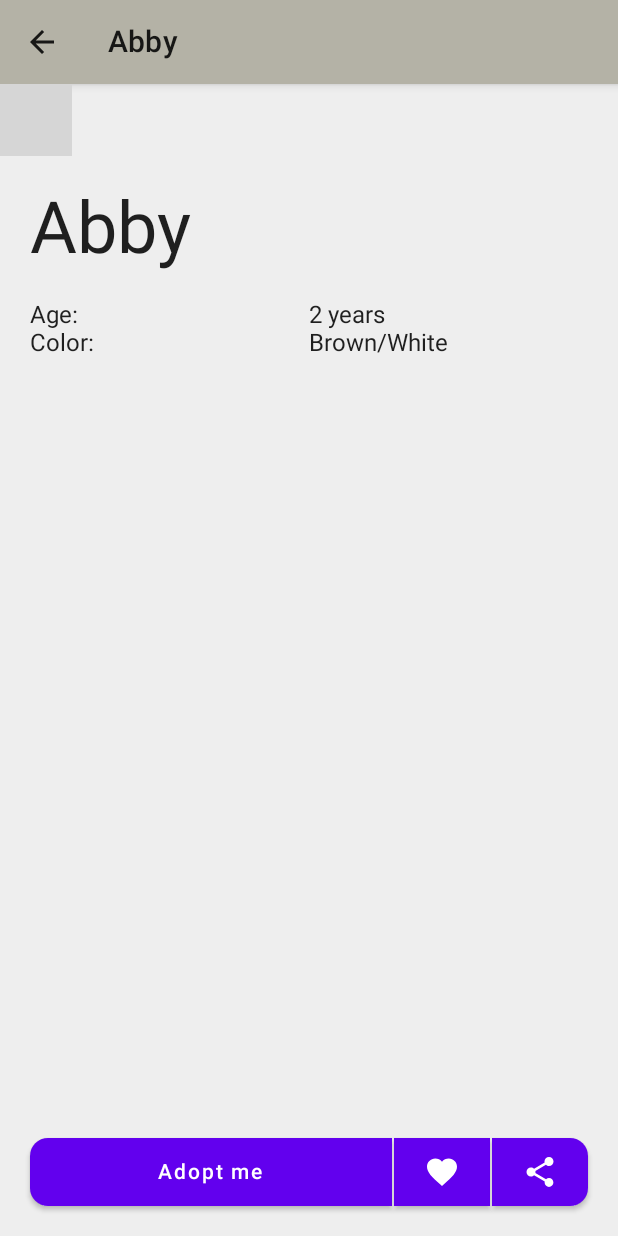
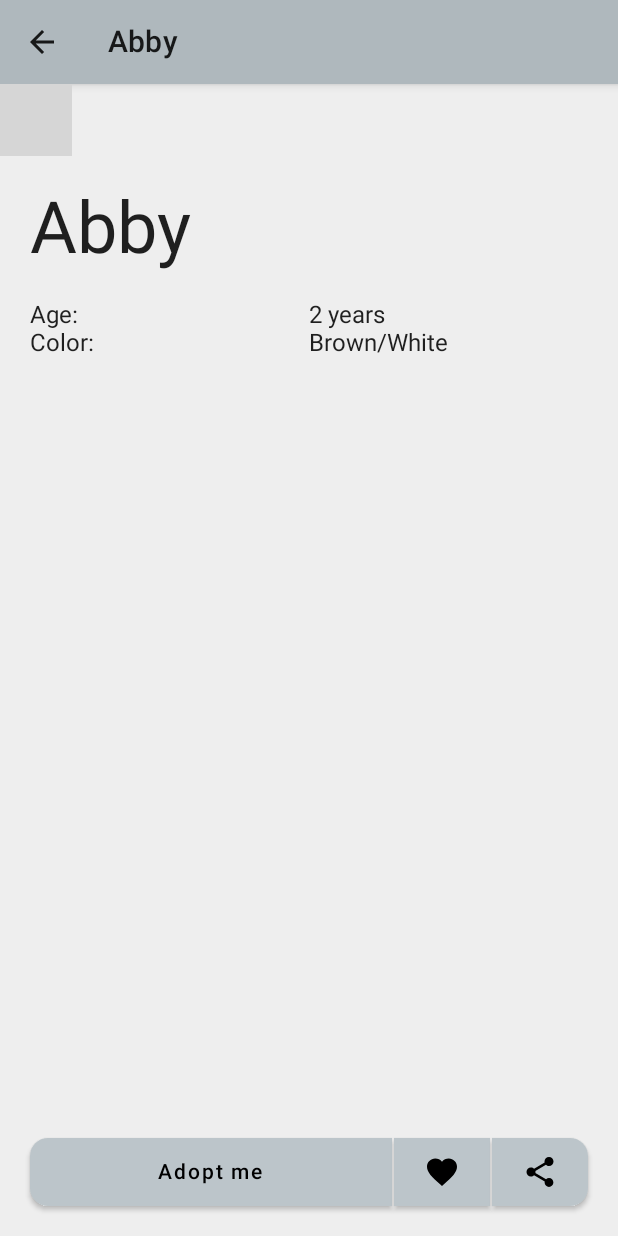
Before and after one commit to peterfortuin/AndroidDevChallenge-Week1, an Android app built with Jetpack Compose: the composable PuppyDetailsScreen called with sample values from the repository, on a phone screen of 412 x 824 dp. Run offline under Robolectric (Android 15) with nearby library versions, the phone set to English and light mode, and no system bars; libraries missing offline, so code that uses them is left out: dev.chrisbanes.accompanist; 4 statements that could not run were skipped; grey boxes are pictures that could not be loaded.

Commit message:
Button color per puppie

```diff
--- a/app/src/main/java/com/example/androiddevchallenge/Puppies.kt
+++ b/app/src/main/java/com/example/androiddevchallenge/Puppies.kt
@@ -24,41 +24,47 @@ fun getPuppies() = listOf(
         "https://images.pexels.com/photos/936317/pexels-photo-936317.jpeg?auto=compress&cs=tinysrgb&dpr=2&w=500",
         2,
         "Brown/White",
-        Color(0xffb4b2a6)
+        Color(0xffafb8bd),
+        Color(0xffbcc5ca)
     ),
     Puppy(
         "Brutus",
         "https://images.pexels.com/photos/179221/pexels-photo-179221.jpeg?auto=compress&cs=tinysrgb&dpr=2&w=500",
         3,
         "Black/White",
-        Color(0xff585e6a)
+        Color(0xff9fa3a8),
+        Color(0xffbabbbf)
     ),
     Puppy(
         "Georgia",
         "https://images.pexels.com/photos/1480913/pexels-photo-1480913.jpeg?auto=compress&cs=tinysrgb&dpr=2&w=500",
         6,
         "Brown",
-        Color(0xffa9866a)
+        Color(0xffd0b79d),
+        Color(0xffc8a989)
     ),
     Puppy(
         "Hunter",
         "https://images.pexels.com/photos/5321441/pexels-photo-5321441.jpeg?auto=compress&cs=tinysrgb&dpr=2&w=500",
         2,
         "Light brown",
-        Color(0xffc7afaa)
+        Color(0xffc7afaa),
+        Color(0xffbf7a59)
     ),
     Puppy(
         "Mabel",
         "https://images.pexels.com/photos/4597758/pexels-photo-4597758.jpeg?auto=compress&cs=tinysrgb&dpr=2&w=500",
         5,
         "Light brown",
-        Color(0xffbf916d)
+        Color(0xffd4a57b),
+        Color(0xffe7aa73)
     ),
     Puppy(
         "Parker",
         "https://images.pexels.com/photos/4695939/pexels-photo-4695939.jpeg?auto=compress&cs=tinysrgb&dpr=2&w=500",
         8,
         "Black",
-        Color(0xff4e4a47)
+        Color(0xffa7a5a3),
+        Color(0xffbfb7b0)
     ),
 )
--- a/app/src/main/java/com/example/androiddevchallenge/model/Puppy.kt
+++ b/app/src/main/java/com/example/androiddevchallenge/model/Puppy.kt
@@ -22,5 +22,6 @@ data class Puppy(
     val picture: String,
     val age: Int,
     val color: String,
-    val toolbarColor: Color
+    val toolbarColor: Color,
+    val buttonColor: Color
 )
--- a/app/src/main/java/com/example/androiddevchallenge/ui/PuppyAdoptionListScreen.kt
+++ b/app/src/main/java/com/example/androiddevchallenge/ui/PuppyAdoptionListScreen.kt
@@ -15,7 +15,6 @@
  */
 package com.example.androiddevchallenge.ui
 
-import androidx.compose.foundation.BorderStroke
 import androidx.compose.foundation.clickable
 import androidx.compose.foundation.layout.Column
 import androidx.compose.foundation.layout.Row
@@ -26,8 +25,6 @@ import androidx.compose.foundation.layout.padding
 import androidx.compose.foundation.layout.width
 import androidx.compose.foundation.lazy.LazyColumn
 import androidx.compose.foundation.lazy.itemsIndexed
-import androidx.compose.material.Button
-import androidx.compose.material.ButtonDefaults
 import androidx.compose.material.Card
 import androidx.compose.material.MaterialTheme
 import androidx.compose.material.Scaffold
@@ -37,7 +34,6 @@ import androidx.compose.runtime.Composable
 import androidx.compose.runtime.remember
 import androidx.compose.ui.Alignment
 import androidx.compose.ui.Modifier
-import androidx.compose.ui.graphics.Color
 import androidx.compose.ui.tooling.preview.Preview
 import androidx.compose.ui.unit.dp
 import com.airbnb.lottie.compose.LottieAnimation
--- a/app/src/main/java/com/example/androiddevchallenge/ui/PuppyDetailsScreen.kt
+++ b/app/src/main/java/com/example/androiddevchallenge/ui/PuppyDetailsScreen.kt
@@ -27,6 +27,7 @@ import androidx.compose.foundation.layout.padding
 import androidx.compose.foundation.layout.size
 import androidx.compose.foundation.shape.RoundedCornerShape
 import androidx.compose.material.Button
+import androidx.compose.material.ButtonDefaults
 import androidx.compose.material.Icon
 import androidx.compose.material.IconButton
 import androidx.compose.material.MaterialTheme
@@ -121,7 +122,8 @@ fun PuppyDetailsScreen(puppy: Puppy, navigateBack: () -> Unit) {
                     modifier = Modifier
                         .height(45.dp)
                         .weight(1f)
-                        .padding(end = 1.dp)
+                        .padding(end = 1.dp),
+                    colors = ButtonDefaults.buttonColors(backgroundColor = puppy.buttonColor)
                 ) {
                     Text("Adopt me")
                 }
@@ -130,7 +132,8 @@ fun PuppyDetailsScreen(puppy: Puppy, navigateBack: () -> Unit) {
                     shape = RoundedCornerShape(0.dp, 0.dp, 0.dp, 0.dp),
                     modifier = Modifier
                         .height(45.dp)
-                        .padding(end = 1.dp)
+                        .padding(end = 1.dp),
+                    colors = ButtonDefaults.buttonColors(backgroundColor = puppy.buttonColor)
                 ) {
                     Icon(Icons.Filled.Favorite, "Favorite")
                 }
@@ -139,7 +142,8 @@ fun PuppyDetailsScreen(puppy: Puppy, navigateBack: () -> Unit) {
                         Toast.makeText(context, "Sharing ${puppy.name}!", Toast.LENGTH_SHORT).show()
                     },
                     shape = RoundedCornerShape(0.dp, 12.dp, 12.dp, 0.dp),
-                    modifier = Modifier.height(45.dp)
+                    modifier = Modifier.height(45.dp),
+                    colors = ButtonDefaults.buttonColors(backgroundColor = puppy.buttonColor)
                 ) {
                     Icon(Icons.Filled.Share, "Sharing")
                 }
@@ -152,7 +156,7 @@ fun PuppyDetailsScreen(puppy: Puppy, navigateBack: () -> Unit) {
 @Composable
 fun PuppyDetailsScreenLightPreview() {
     MyTheme {
-        PuppyDetailsScreen(Puppy("Puppy", "", 4, "Black", Color(0xffbf916d))) {}
+        PuppyDetailsScreen(Puppy("Puppy", "", 4, "Black", Color(0xffbf916d), Color(0xffbf916d))) {}
     }
 }
 
@@ -160,6 +164,6 @@ fun PuppyDetailsScreenLightPreview() {
 @Composable
 fun PuppyDetailsScreenDarkPreview() {
     MyTheme(darkTheme = true) {
-        PuppyDetailsScreen(Puppy("Puppy", "", 6, "Grey", Color(0xffbf916d))) {}
+        PuppyDetailsScreen(Puppy("Puppy", "", 6, "Grey", Color(0xffbf916d), Color(0xffbf916d))) {}
     }
 }
```
